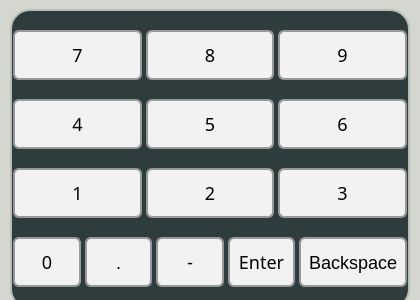
The window that QT_APP/numkeyboard.ui (eSpark-Backup/nabilfesal-msm-fw) describes before a commit, drawn with Qt 5.
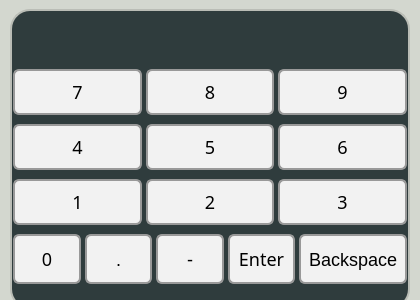
The same window after the commit.

Commit message: numpad centered, preview and fixed layout

What changed in the file:
```diff
--- a/QT_APP/numkeyboard.ui
+++ b/QT_APP/numkeyboard.ui
@@ -67,8 +67,33 @@
      <number>1</number>
     </property>
     <property name="bottomMargin">
-     <number>0</number>
+     <number>10</number>
     </property>
+    <item>
+     <widget class="QLineEdit" name="numpad_input">
+      <property name="sizePolicy">
+       <sizepolicy hsizetype="Fixed" vsizetype="Fixed">
+        <horstretch>0</horstretch>
+        <verstretch>0</verstretch>
+       </sizepolicy>
+      </property>
+      <property name="maximumSize">
+       <size>
+        <width>400</width>
+        <height>40</height>
+       </size>
+      </property>
+      <property name="styleSheet">
+       <string notr="true">border: none</string>
+      </property>
+      <property name="maxLength">
+       <number>100</number>
+      </property>
+      <property name="alignment">
+       <set>Qt::AlignCenter</set>
+      </property>
+     </widget>
+    </item>
     <item>
      <layout class="QHBoxLayout" name="horizontalLayout_2">
       <property name="spacing">
@@ -79,7 +104,7 @@
         <property name="minimumSize">
          <size>
           <width>0</width>
-          <height>50</height>
+          <height>45</height>
          </size>
         </property>
         <property name="font">
@@ -119,7 +144,7 @@
         <property name="minimumSize">
          <size>
           <width>0</width>
-          <height>50</height>
+          <height>45</height>
          </size>
         </property>
         <property name="font">
@@ -159,7 +184,7 @@
         <property name="minimumSize">
          <size>
           <width>0</width>
-          <height>50</height>
+          <height>45</height>
          </size>
         </property>
         <property name="font">
@@ -206,7 +231,7 @@
         <property name="minimumSize">
          <size>
           <width>0</width>
-          <height>50</height>
+          <height>45</height>
          </size>
         </property>
         <property name="font">
@@ -246,7 +271,7 @@
         <property name="minimumSize">
          <size>
           <width>0</width>
-          <height>50</height>
+          <height>45</height>
          </size>
         </property>
         <property name="font">
@@ -286,7 +311,7 @@
         <property name="minimumSize">
          <size>
           <width>0</width>
-          <height>50</height>
+          <height>45</height>
          </size>
         </property>
         <property name="font">
@@ -333,7 +358,7 @@
         <property name="minimumSize">
          <size>
           <width>0</width>
-          <height>50</height>
+          <height>45</height>
          </size>
         </property>
         <property name="font">
@@ -373,7 +398,7 @@
         <property name="minimumSize">
          <size>
           <width>0</width>
-          <height>50</height>
+          <height>45</height>
          </size>
         </property>
         <property name="font">
@@ -413,7 +438,7 @@
         <property name="minimumSize">
          <size>
           <width>0</width>
-          <height>50</height>
+          <height>45</height>
          </size>
         </property>
         <property name="font">
```
The commit also changes 2 other files.
